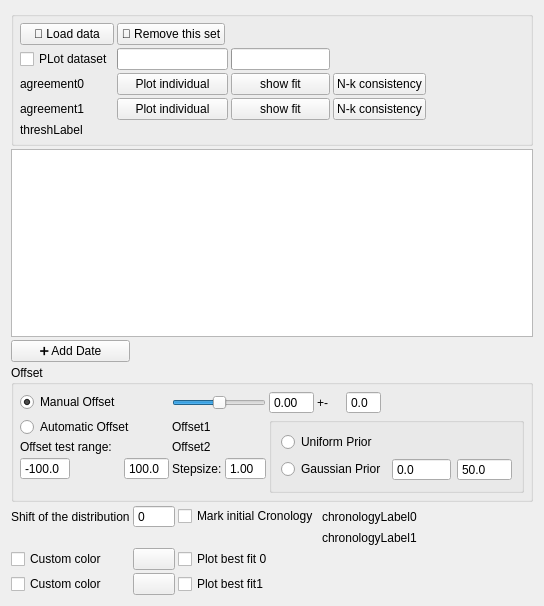
The window that Library/UIFiles/DatasetWidget.ui (Theserich/Wigglematcher) describes before a commit, drawn with Qt 5.
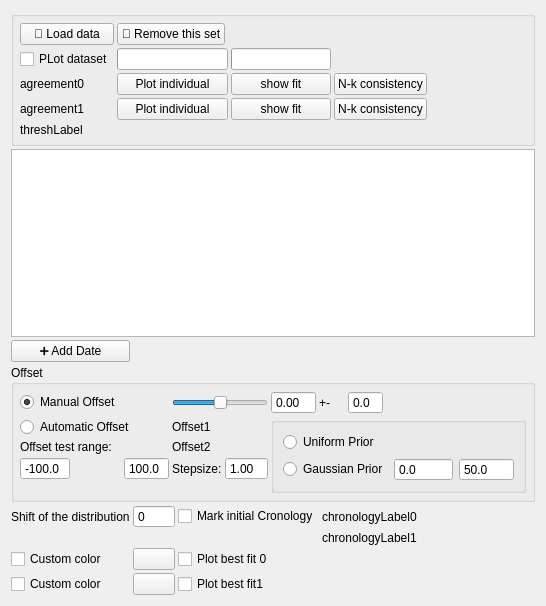
The same window after the commit. Custom widgets are drawn as their Qt base class.

```diff
--- a/Library/UIFiles/DatasetWidget.ui
+++ b/Library/UIFiles/DatasetWidget.ui
@@ -9,7 +9,7 @@
    <rect>
     <x>0</x>
     <y>0</y>
-    <width>534</width>
+    <width>546</width>
     <height>606</height>
    </rect>
   </property>
```
